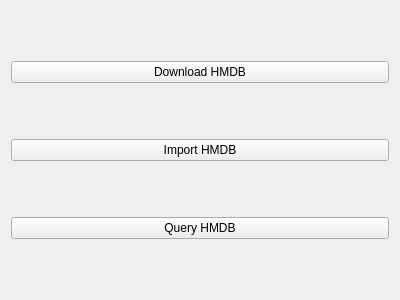
Before: the Qt Designer form src/mainwindow.ui in zwpwjwtz/HMDB-qt, drawn with Qt 5.
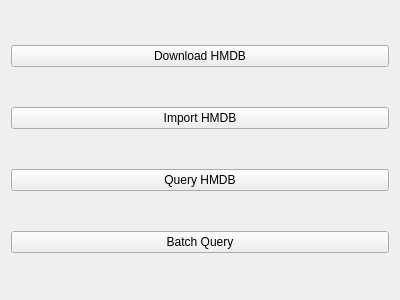
After: the same form once the commit is applied.

Commit message: Add a wizard for batch queries.

```diff
--- a/src/mainwindow.ui
+++ b/src/mainwindow.ui
@@ -36,6 +36,13 @@
       </property>
      </widget>
     </item>
+    <item>
+     <widget class="QPushButton" name="buttonBatchQuery">
+      <property name="text">
+       <string>Batch Query</string>
+      </property>
+     </widget>
+    </item>
    </layout>
   </widget>
  </widget>
```
Left out of the diff: 4 changed lines with no effect on the pictures. The commit also changes 12 other files.
